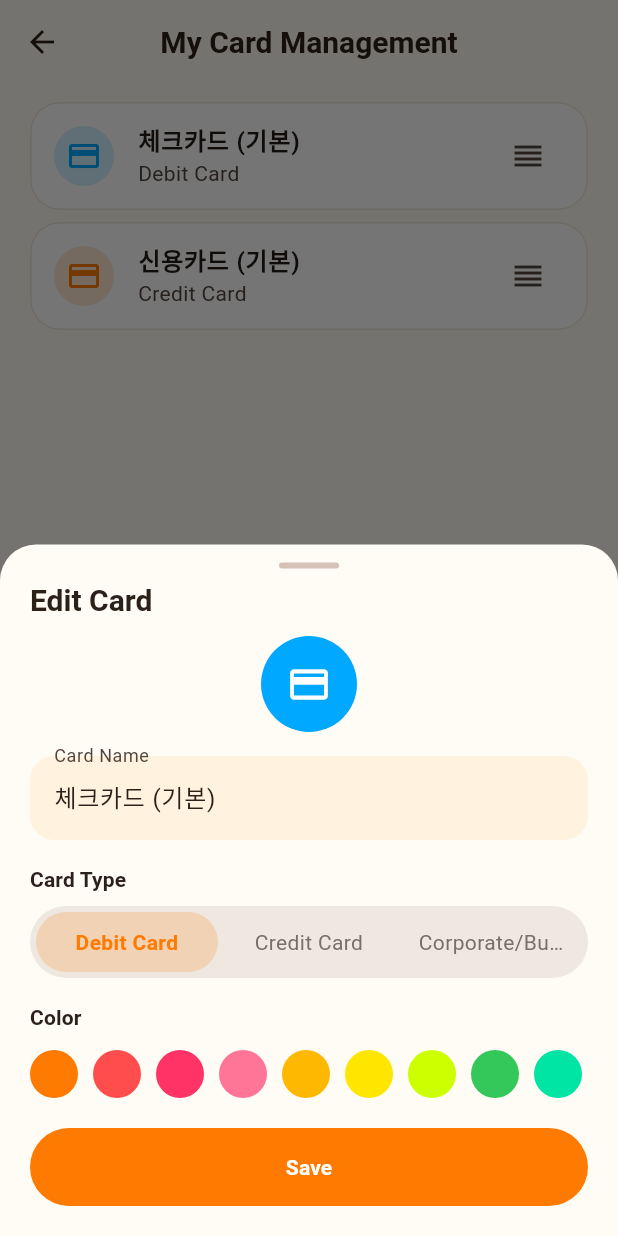
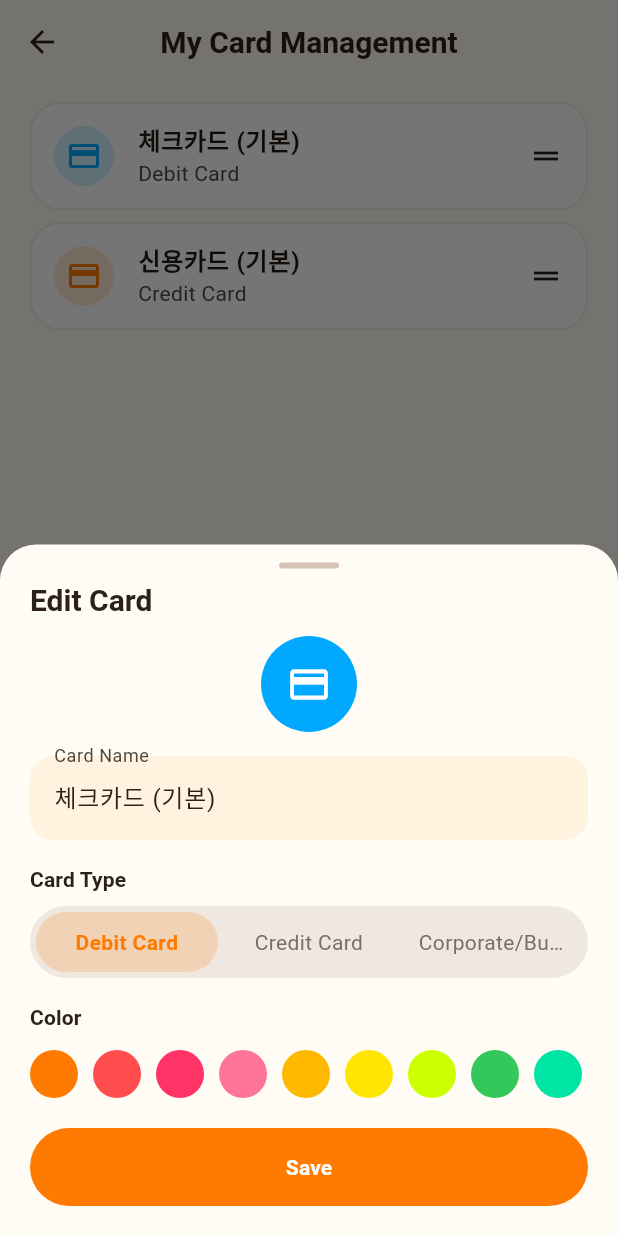
Before and after one commit to duck-ach/juice, a Flutter app: the CardManagementScreen screen opened directly, after a tap on "체크카드 (기본)", on a phone screen of 412 x 824 dp. Run offline on Flutter 3.47's test engine with Material 3 defaults, Android fonts, the phone set to English and light mode, and no system bars; drawn by our look-alikes of flutter_slidable; our stand-ins replace csv, device_info_plus, file_picker, fl_chart, flutter_local_notifications, flutter_riverpod and 11 more; missing offline and left inert: flutter_email_sender, home_widget; accounts and stored records are empty; Roboto replaces fonts that are missing (Pretendard).

Commit message:
fix: 내 카드 관리 드래그 정렬을 카테고리 관리와 동일한 인터랙션으로 통일
- 드래그 핸들을 EditDeleteSlidable(좌우 스와이프) 밖으로 빼서 카테고리
  관리 화면과 동일하게 제스처 아레나 충돌 없이 즉시 드래그가 시작되도록 수정
  (기존엔 ListTile trailing 안에 핸들이 있어 스와이프와 드래그가 경합했음)
- ReorderableListView에 동일한 proxyDecorator 적용 — 드래그로 집어든 카드가
  살짝 확대(scale up)되고 그림자가 커지면서 카드의 둥근 모서리를 유지한 채
  부드럽게 전환되는 애니메이션 추가

iPhone 13 시뮬레이터에서 카드를 즉시 드래그해 순서 변경이 매끄럽게
반영되는 것을 확인. flutter analyze 클린, flutter test 34/34 통과.

Co-Authored-By: Claude Sonnet 5 <noreply@anthropic.com>

```diff
--- a/lib/features/settings/card_management_screen.dart
+++ b/lib/features/settings/card_management_screen.dart
@@ -21,6 +21,30 @@ class CardManagementScreen extends ConsumerWidget {
       body: ReorderableListView.builder(
         padding: const EdgeInsets.fromLTRB(20, 12, 20, 96),
         buildDefaultDragHandles: false,
+        // 드래그 중인 카드의 기본 그림자(Material)는 각진 사각형이라 카드의
+        // 둥근 모서리(Card 테마의 borderRadius: 20)와 어긋나 보인다. 카드와
+        // 같은 모양으로 직접 그려서 드래그 중에도 라운드가 유지되게 하고,
+        // 집어든 느낌을 주려고 애니메이션에 맞춰 살짝 확대 + 그림자를 키운다.
+        proxyDecorator: (child, index, animation) {
+          return AnimatedBuilder(
+            animation: animation,
+            child: child,
+            builder: (context, child) {
+              final t = Curves.easeOut.transform(animation.value);
+              return Transform.scale(
+                scale: 1.0 + 0.05 * t,
+                child: Material(
+                  color: Colors.transparent,
+                  elevation: 2 + 6 * t,
+                  shadowColor: Colors.black38,
+                  borderRadius: BorderRadius.circular(20),
+                  clipBehavior: Clip.antiAlias,
+                  child: child,
+                ),
+              );
+            },
+          );
+        },
         itemCount: cards.length,
         onReorder: (oldIndex, newIndex) {
           if (oldIndex < newIndex) newIndex -= 1;
@@ -35,12 +59,15 @@ class CardManagementScreen extends ConsumerWidget {
           return Padding(
             key: ValueKey(card.id),
             padding: const EdgeInsets.only(bottom: 8),
+            child: Card(
+              margin: EdgeInsets.zero,
+              child: Row(
+                children: [
+                  Expanded(
                     child: EditDeleteSlidable(
                       key: ValueKey(card.id),
                       onEdit: () => showEditCardSheet(context, ref, card),
                       onDelete: () => _confirmDelete(context, ref, card),
-              child: Card(
-                margin: EdgeInsets.zero,
                       child: ListTile(
                         onTap: () => showEditCardSheet(context, ref, card),
                         leading: CircleAvatar(
@@ -50,15 +77,20 @@ class CardManagementScreen extends ConsumerWidget {
                         title: Text(card.name,
                             style: const TextStyle(fontWeight: FontWeight.w700)),
                         subtitle: Text(card.subtitleLabel(loc)),
-                  trailing: ReorderableDragStartListener(
-                    index: index,
-                    child: const Padding(
-                      padding:
-                          EdgeInsets.symmetric(horizontal: 4, vertical: 12),
-                      child: Icon(Icons.reorder),
                       ),
                     ),
                   ),
+                  // 드래그 핸들은 EditDeleteSlidable(좌우 스와이프) 밖에 둬야 한다 —
+                  // 안쪽에 있으면 스와이프 제스처와 드래그 제스처가 서로 우선권을
+                  // 다투면서(제스처 아레나 충돌) 드래그 시작이 늦어지고 끊긴다.
+                  ReorderableDragStartListener(
+                    index: index,
+                    child: const Padding(
+                      padding: EdgeInsets.symmetric(horizontal: 16, vertical: 12),
+                      child: Icon(Icons.drag_handle),
+                    ),
+                  ),
+                ],
               ),
             ),
           );
```
Lines whose indentation alone changed are shown as unchanged.
